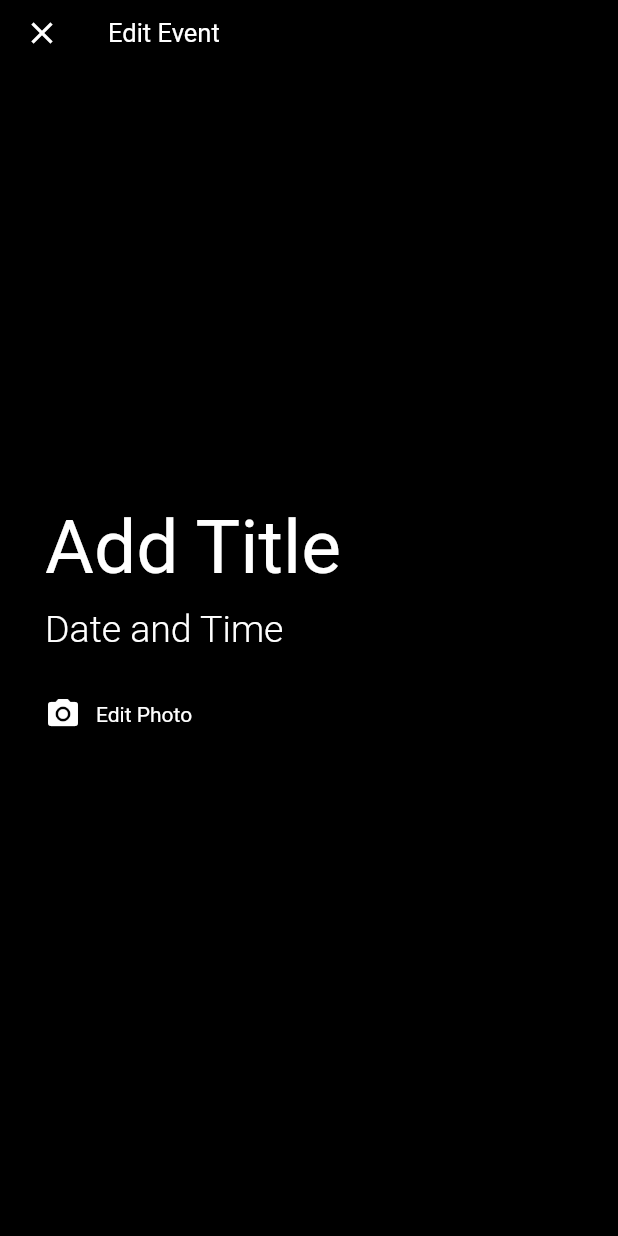
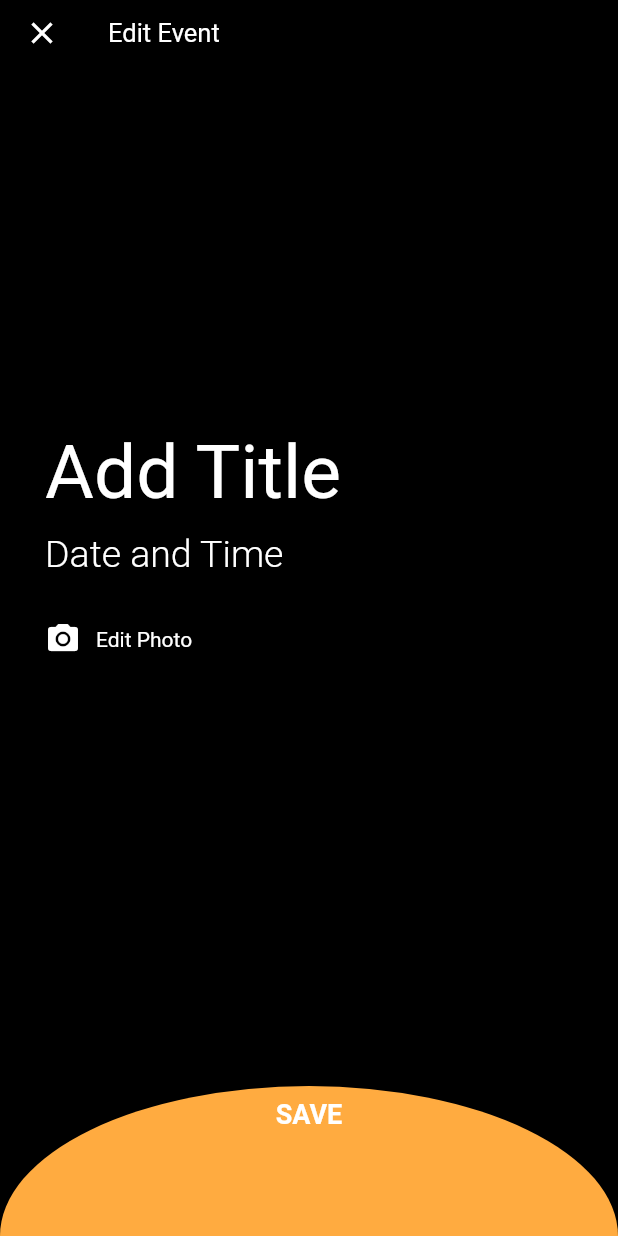
Before and after one commit to limattzj/date_bloc, a Flutter app: the DateControllerScreen screen opened directly, on a phone screen of 412 x 824 dp. Run offline on Flutter 3.47's test engine with Material 2 defaults, Android fonts, the phone set to English and light mode, and no system bars; our stand-ins replace bloc, equatable, flutter_bloc, get_it, shared_preferences; missing offline and left inert: flutter_cupertino_date_picker; accounts and stored records are empty.

Commit message:
added custom paint

```diff
--- /dev/null
+++ b/lib/features/date/presentation/screens/custom_painter.dart
@@ -0,0 +1,45 @@
+import 'package:flutter/material.dart';
+import 'dart:math';
+
+class MyPainter extends CustomPainter {
+  final Color color;
+
+  MyPainter(this.color);
+
+  @override
+  void paint(Canvas canvas, Size size) {
+    final shapeBounds = Rect.fromLTRB(0, 0, size.width, size.height);
+    _drawBackground(canvas, shapeBounds);
+    _drawArc(canvas, size, shapeBounds);
+  }
+
+  void _drawBackground(Canvas canvas, Rect bounds) {
+    final paint = Paint()..color = color;
+
+    canvas.drawRect(bounds, paint);
+  }
+
+  void _drawArc(Canvas canvas, Size size, Rect bounds) {
+    final paint = Paint()..color = Colors.orangeAccent;
+
+    final newBounds = Rect.fromLTWH(
+      bounds.topLeft.dx,
+      bounds.topLeft.dy,
+      bounds.width,
+      bounds.height * 2,
+    );
+    canvas.drawArc(newBounds, pi, pi, false, paint);
+  }
+
+  @override
+  bool shouldRepaint(MyPainter oldDelegate) {
+    return oldDelegate.color != color;
+  }
+
+  // TODO: implement custom hitTest
+  // http://shorturl.at/pGY02
+  @override
+  bool hitTest(Offset position) {
+    return super.hitTest(position);
+  }
+}
--- a/lib/features/date/presentation/screens/date_controller_screen.dart
+++ b/lib/features/date/presentation/screens/date_controller_screen.dart
@@ -3,6 +3,8 @@ import 'package:date_bloc/features/date/presentation/bloc/date_bloc.dart';
 import 'package:flutter/material.dart';
 import 'package:flutter_cupertino_date_picker/flutter_cupertino_date_picker.dart';
 import 'package:flutter_bloc/flutter_bloc.dart';
+
+import 'custom_painter.dart';
 
 class DateControllerScreen extends StatelessWidget {
   @override
@@ -47,6 +49,7 @@ class _DateControllerBodyState extends State<DateControllerBody> {
   bool isEditingTitle = false;
   bool isEditingDateAndTime = false;
   final controller = TextEditingController();
+  DateTime dateTimeEntry;
   // a custom FocusNode for keyboard
   final node = FocusNode();
   String titleLabel = '';
@@ -55,11 +58,11 @@ class _DateControllerBodyState extends State<DateControllerBody> {
   @override
   void initState() {
     controller.addListener(() {
-      print(controller.text);
+      print('text controller: {${controller.text}}');
     });
 
     node.addListener(() {
-      print(node.hasFocus);
+      print('node: {${node.hasFocus}}');
     });
     super.initState();
   }
@@ -75,8 +78,14 @@ class _DateControllerBodyState extends State<DateControllerBody> {
   Widget build(BuildContext context) {
     return BlocBuilder<DateBloc, DateState>(
       builder: (context, state) {
-        return Container(
-          margin: const EdgeInsets.symmetric(horizontal: 30, vertical: 10),
+        return Column(
+          children: <Widget>[
+            Expanded(
+              child: Container(
+                margin: const EdgeInsets.symmetric(
+                  horizontal: 30,
+                  vertical: 10,
+                ),
                 child: Column(
                   mainAxisAlignment: MainAxisAlignment.center,
                   crossAxisAlignment: CrossAxisAlignment.start,
@@ -105,6 +114,8 @@ class _DateControllerBodyState extends State<DateControllerBody> {
                         onTap: () {
                           setState(() {
                             isEditingTitle = true;
+                            // this line allows keyboard to pop up when user taps
+                            // the label 'Add Title'
                             node.requestFocus();
                           });
                         },
@@ -133,6 +144,7 @@ class _DateControllerBodyState extends State<DateControllerBody> {
                     // date & time label
                     GestureDetector(
                       onTap: () {
+                        node.unfocus();
                         setState(() {
                           isEditingDateAndTime = !isEditingDateAndTime;
                         });
@@ -154,7 +166,11 @@ class _DateControllerBodyState extends State<DateControllerBody> {
                       child: SizedBox(
                         height: 150.0,
                         child: DatePickerWidget(
-                    dateFormat: 'dd-MMM-yyyy',
+                          dateFormat: 'dd-MMMM-yyyy',
+                          initialDateTime: dateTimeEntry == null
+                              ? DateTime.now()
+                              : dateTimeEntry,
+                          onMonthChangeStartWithFirstDate: false,
                           pickerTheme: DateTimePickerTheme(
                             showTitle: false,
                             backgroundColor: Colors.black,
@@ -163,10 +179,14 @@ class _DateControllerBodyState extends State<DateControllerBody> {
                             ),
                           ),
                           onChange: (dateTime, selectedIndex) {
-                      final month = getMonth(dateTime.month);
+                            var _month = parseDate(dateTime.month);
+                            final _day = parseDate(dateTime.day);
+                            final _year = dateTime.year;
+                            dateTimeEntry =
+                                DateTime.parse('${_year}${_month}${_day}');
                             setState(() {
-                        dateAndTime =
-                            '${dateTime.day}-${month}-${dateTime.year}';
+                              _month = getMonth(dateTime.month);
+                              dateAndTime = '${_day}-${_month}-${_year}';
                             });
                           },
                         ),
@@ -186,6 +206,42 @@ class _DateControllerBodyState extends State<DateControllerBody> {
                     )
                   ],
                 ),
+              ),
+            ),
+            // TODO: animate the effects when a button is tapped
+            // TODO: the button is disabled when [dateTimeEntry] or [titleLabel] is null
+            GestureDetector(
+              onTap: () {
+                BlocProvider.of<DateBloc>(context).add(
+                  CreateDate(
+                    message: titleLabel,
+                    date: dateTimeEntry,
+                  ),
+                );
+              },
+              child: Container(
+                width: MediaQuery.of(context).size.width,
+                height: 100,
+                child: CustomPaint(
+                  size: Size.infinite,
+                  painter: MyPainter(Colors.black),
+                  child: Align(
+                    alignment: Alignment.topCenter,
+                    child: Padding(
+                      padding: const EdgeInsets.all(8.0),
+                      child: Text(
+                        'SAVE',
+                        style: TextStyle(
+                          fontSize: 18.0,
+                          fontWeight: FontWeight.bold,
+                        ),
+                      ),
+                    ),
+                  ),
+                ),
+              ),
+            ),
+          ],
         );
       },
     );
--- a/pubspec.yaml
+++ b/pubspec.yaml
@@ -18,7 +18,7 @@ dependencies:
   flutter_bloc: ^4.0.1
   get_it: ^4.0.2
   cupertino_icons: ^0.1.3
-  flutter_cupertino_date_picker: ^1.0.24
+  flutter_cupertino_date_picker: ^1.0.26+2
 
 dev_dependencies:
   flutter_test:
```
Also changed, not shown: lib/core/convert_month.dart (+9 -0 lines), lib/features/date/presentation/bloc/date_bloc.dart (+6 -5 lines), lib/simple_bloc_delegate.dart (+5 -5 lines), pubspec.lock. Lines whose indentation alone changed are shown as unchanged.
